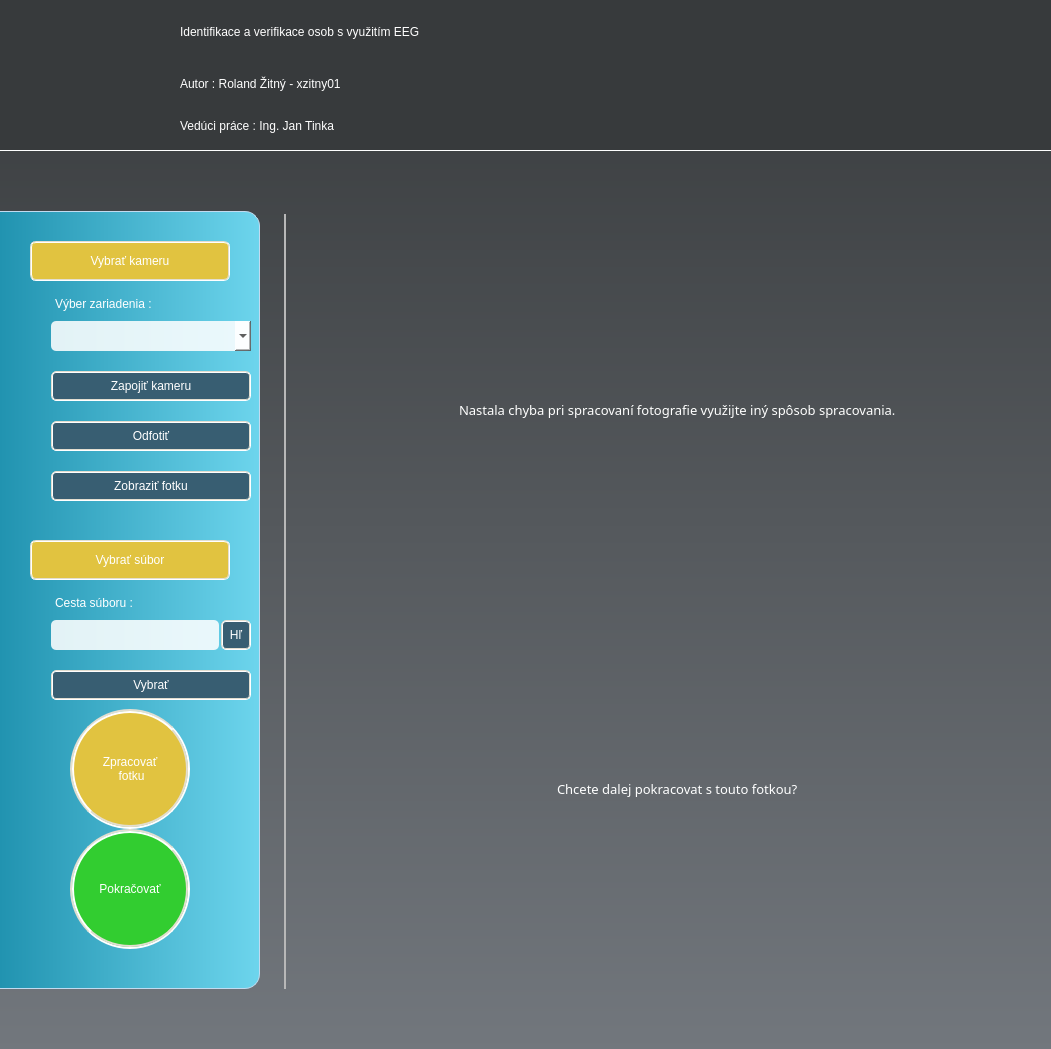
roland-zitny/BC-NAS, file nas/gui/designs/reg_window.ui: the form before one commit.
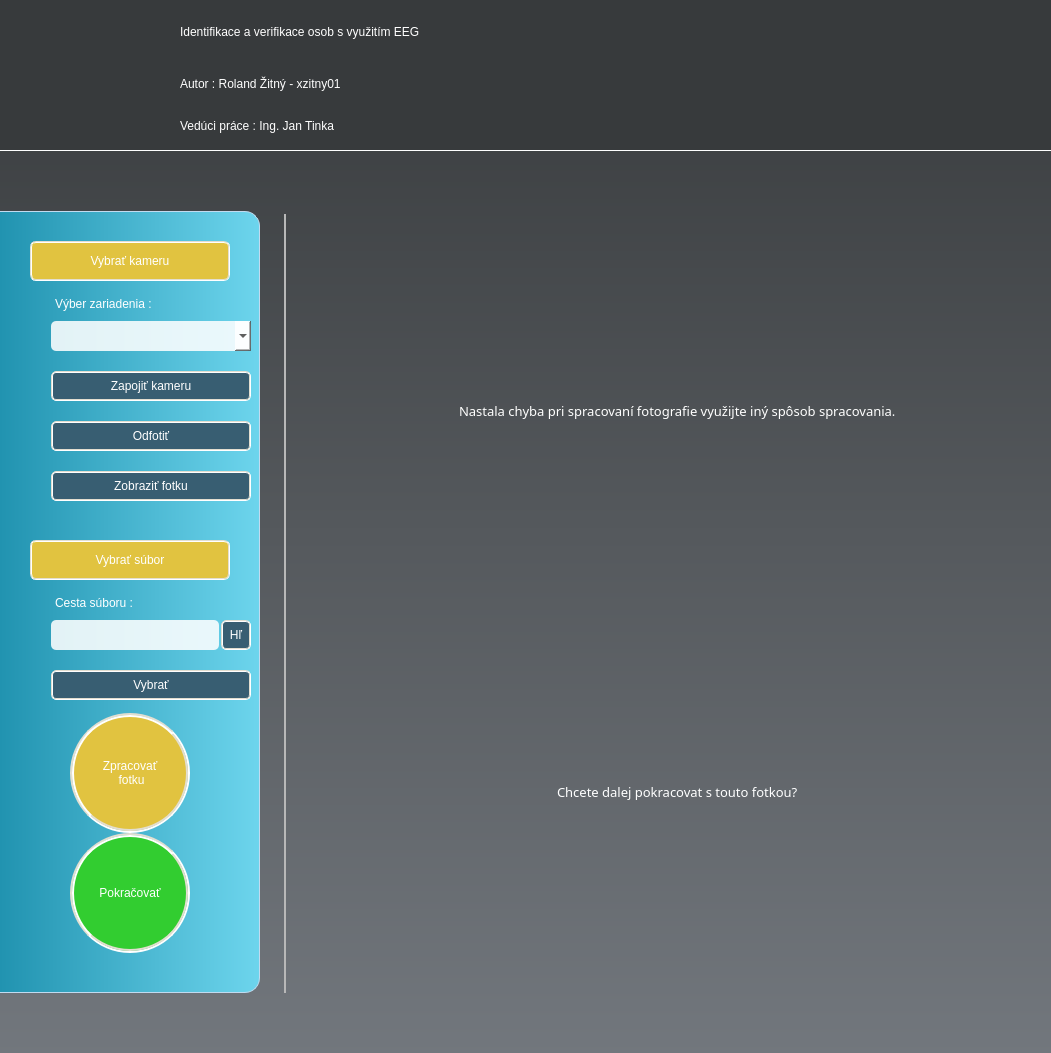
The form after the commit. Icons and pictures are not drawn.

```diff
--- a/nas/gui/designs/reg_window.ui
+++ b/nas/gui/designs/reg_window.ui
@@ -7,7 +7,7 @@
     <x>0</x>
     <y>0</y>
     <width>1051</width>
-    <height>933</height>
+    <height>1053</height>
    </rect>
   </property>
   <property name="windowTitle">
```
